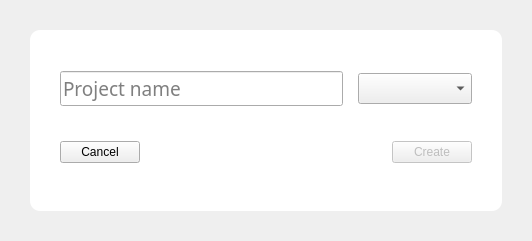
Qt form uis/res/ui_project_editor.ui (GorgeousOne/TaskManagementApp) before a commit.
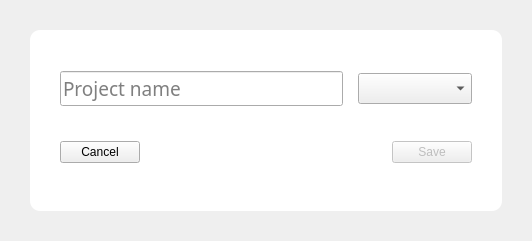
The same form after that commit.

Commit message: WIP syncing project buttons

Patch:
```diff
--- a/uis/res/ui_project_editor.ui
+++ b/uis/res/ui_project_editor.ui
@@ -172,7 +172,7 @@
             <bool>false</bool>
            </property>
            <property name="text">
-            <string>Create</string>
+            <string>Save</string>
            </property>
           </widget>
          </item>
```
The commit also changes 6 other files.
